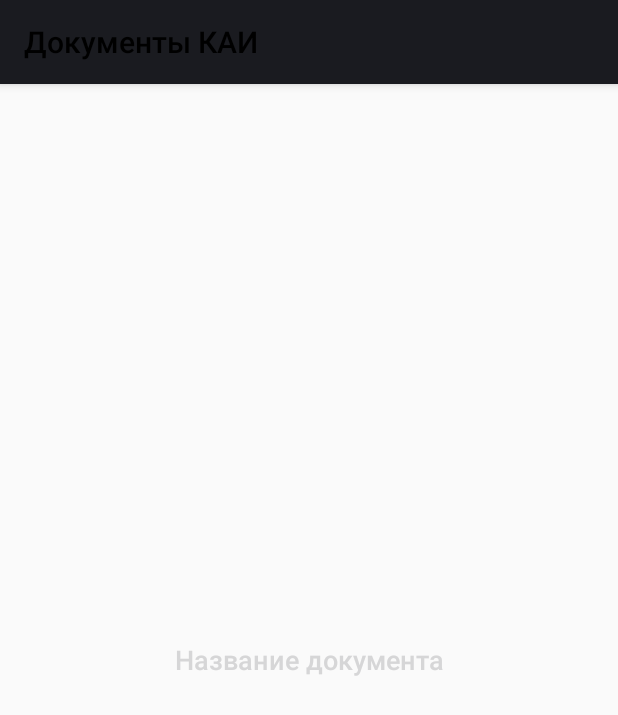
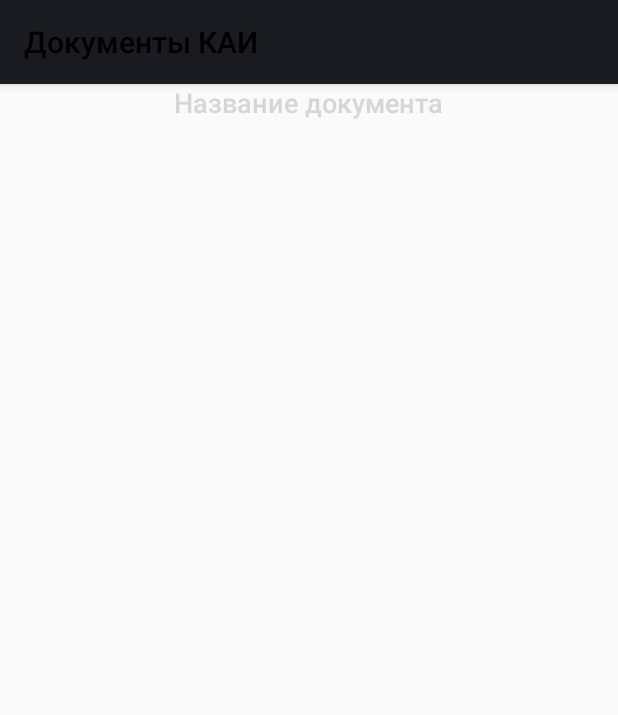
Before and after one commit to elkasvirElka/DocumentSender, an Android app: the layout document.xml on its own in the app's theme, with its tools: preview values and no code run, on a phone screen of 412 x 824 dp. Shown: the top 715 px of the screen. Run offline under Robolectric (Android 15) with nearby library versions, the phone set to English and light mode, and no system bars.

Commit message:
fix radiobuttons and document gravity

```diff
--- a/app/src/main/res/layout/document.xml
+++ b/app/src/main/res/layout/document.xml
@@ -1,7 +1,7 @@
 <?xml version="1.0" encoding="utf-8"?>
 <RelativeLayout xmlns:android="http://schemas.android.com/apk/res/android"
-    android:layout_width="fill_parent"
-    android:layout_height="fill_parent"
+    android:layout_width="match_parent"
+    android:layout_height="match_parent"
     xmlns:app="http://schemas.android.com/apk/res-auto">
     <TextView
         android:id="@+id/status"
@@ -12,8 +12,8 @@
 
     <LinearLayout
         android:layout_width="match_parent"
-        android:layout_height="wrap_content"
-        android:layout_centerInParent="true">
+        android:layout_height="match_parent"
+        android:orientation="horizontal">
 
         <ScrollView
             android:layout_width="match_parent"
@@ -21,10 +21,10 @@
 
             <GridLayout
                 android:id="@+id/grid"
-                android:layout_width="match_parent"
-                android:layout_height="wrap_content"
+                android:layout_width="wrap_content"
+                android:layout_height="match_parent"
                 android:columnCount="1"
-                android:gravity="center"
+                android:layout_gravity="center|top"
                 android:textAlignment="center">
 
                 <TextView
@@ -36,6 +36,7 @@
                     android:textAlignment="center"
                     android:textAppearance="?android:attr/textAppearanceMedium"
                     android:textColor="@color/colorBottomNavigationPrimaryDark" />
+
             </GridLayout>
         </ScrollView>
     </LinearLayout>
```
Also changed, not shown: app/src/main/res/layout/registration.xml (+9 -3 lines), 1 other file.
